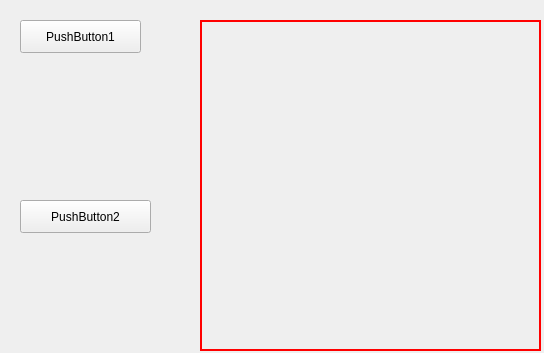
Old version of the form bin/created.ui in the repository Scanframe/sf-mod-app.
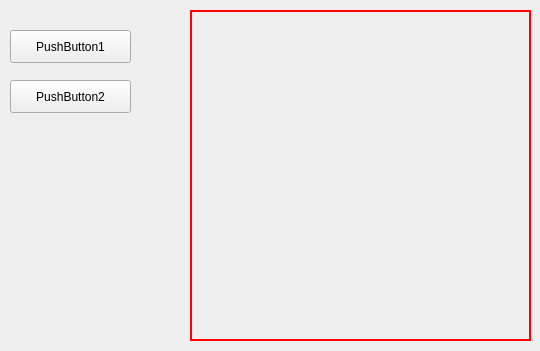
New version of the form. Icons and pictures are not drawn.

Commit message: Added property to custom button widget to set icon from resource using string property. Also set specification to disable translation of this new added property.

Diff of the .ui file:
```diff
--- a/bin/created.ui
+++ b/bin/created.ui
@@ -6,8 +6,8 @@
    <rect>
     <x>0</x>
     <y>0</y>
-    <width>544</width>
-    <height>353</height>
+    <width>540</width>
+    <height>351</height>
    </rect>
   </property>
   <property name="windowTitle">
@@ -16,8 +16,8 @@
   <widget class="QPushButton" name="pushButton1">
    <property name="geometry">
     <rect>
-     <x>20</x>
-     <y>20</y>
+     <x>10</x>
+     <y>30</y>
      <width>121</width>
      <height>33</height>
     </rect>
@@ -33,9 +33,9 @@
   <widget class="QPushButton" name="pushButton2">
    <property name="geometry">
     <rect>
-     <x>20</x>
-     <y>200</y>
-     <width>131</width>
+     <x>10</x>
+     <y>80</y>
+     <width>121</width>
      <height>33</height>
     </rect>
    </property>
@@ -50,8 +50,8 @@
   <widget class="QLabel" name="label">
    <property name="geometry">
     <rect>
-     <x>200</x>
-     <y>20</y>
+     <x>190</x>
+     <y>10</y>
      <width>341</width>
      <height>331</height>
     </rect>
```
Left out of the diff: 2 changed lines with no effect on the pictures. The commit also changes 7 other files.
